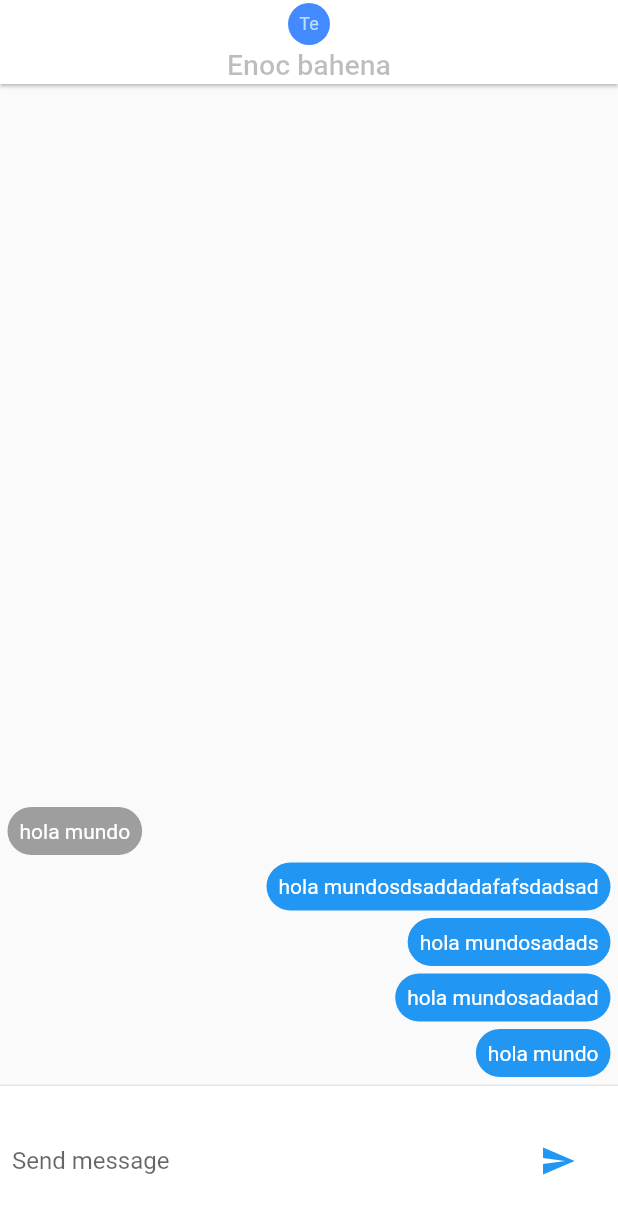
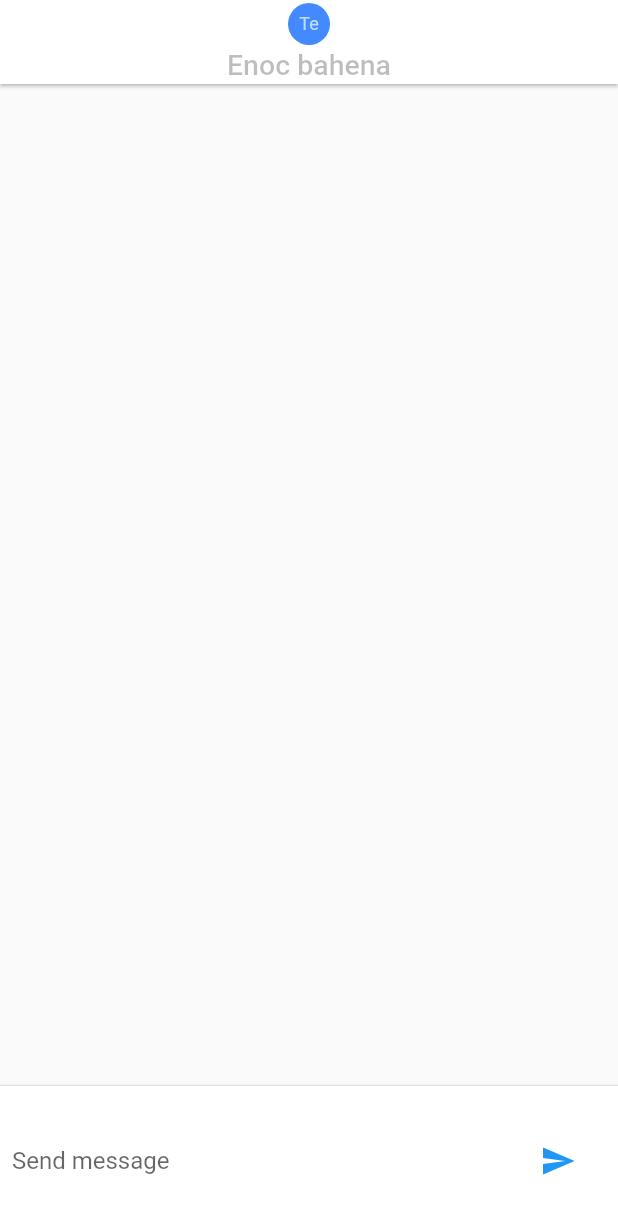
Before and after one commit to victormanuelfrancodev/challengerChat, a Flutter app: the screen it shows after launch, on a phone screen of 412 x 824 dp. Shown: the top 1214 px of the screen. Run offline on Flutter 3.47's test engine with Material 2 defaults, Android fonts, the phone set to English and light mode, and no system bars; our stand-ins replace pull_to_refresh.

Commit message:
animations messages

```diff
--- a/lib/pages/chat_page.dart
+++ b/lib/pages/chat_page.dart
@@ -9,18 +9,12 @@ class ChatPage extends StatefulWidget {
   _ChatPageState createState() => _ChatPageState();
 }
 
-class _ChatPageState extends State<ChatPage> {
+class _ChatPageState extends State<ChatPage> with TickerProviderStateMixin{
 
   final _textController = new TextEditingController();
   final _focusNode = new FocusNode();
 
-  List<ChatMessage> _messages = [
-    ChatMessage(uid: '123',text: 'hola mundo'),
-    ChatMessage(uid: '123',text: 'hola mundosadadad'),
-    ChatMessage(uid: '123',text: 'hola mundosadads'),
-    ChatMessage(uid: '123',text: 'hola mundosdsaddadafafsdadsad'),
-    ChatMessage(uid: '1232',text: 'hola mundo')
-  ];
+  List<ChatMessage> _messages = [];
   //when curstomer write in textbox
   bool _imWriting = false;
 
@@ -122,12 +116,30 @@ class _ChatPageState extends State<ChatPage> {
   }
 
   _handleSubmit(String text){
-    final newMessage = new ChatMessage(uid: '123',text: text);
-    _messages.insert(0, newMessage);
+    //No accept empty message
+    if (text.length == 0) return;
+
     _textController.clear();
     _focusNode.requestFocus();
+
+    //Animation message
+    final newMessage = new ChatMessage(uid: '123',text: text,animationController: AnimationController(vsync: this, duration: Duration(milliseconds: 300)));
+    _messages.insert(0, newMessage);
+    //start animation
+    newMessage.animationController.forward();
+    //active button send message
     setState(() {
       _imWriting = false;
     });
   }
+
+  @override
+  void dispose() {
+    // TODO: implement dispose
+    //Clean animations controllers
+    for (ChatMessage message in _messages){
+      message.animationController.dispose();
+    }
+    super.dispose();
+  }
 }
--- a/lib/widgets/customs/chat_message.dart
+++ b/lib/widgets/customs/chat_message.dart
@@ -4,19 +4,26 @@ class ChatMessage extends StatelessWidget {
 
   final String text;
   final String uid;
+  final AnimationController animationController;
 
   const ChatMessage(
   {
     Key key,
-    this.text,
-    this.uid
+  @required this.text,
+    @required this.uid,
+    @required this.animationController
   }):super(key: key);
 
   @override
   Widget build(BuildContext context) {
-    return Container(
-      child: this.uid == '123'?
-      _myMessage() : _notMyMessage(),
+    return FadeTransition(opacity: animationController,
+        child: SizeTransition(
+          sizeFactor: CurvedAnimation(parent: animationController,curve: Curves.easeInSine),
+          child: Container(
+            child: this.uid == '123'?
+            _myMessage() : _notMyMessage(),
+          ),
+        ),
     );
   }
 
```
